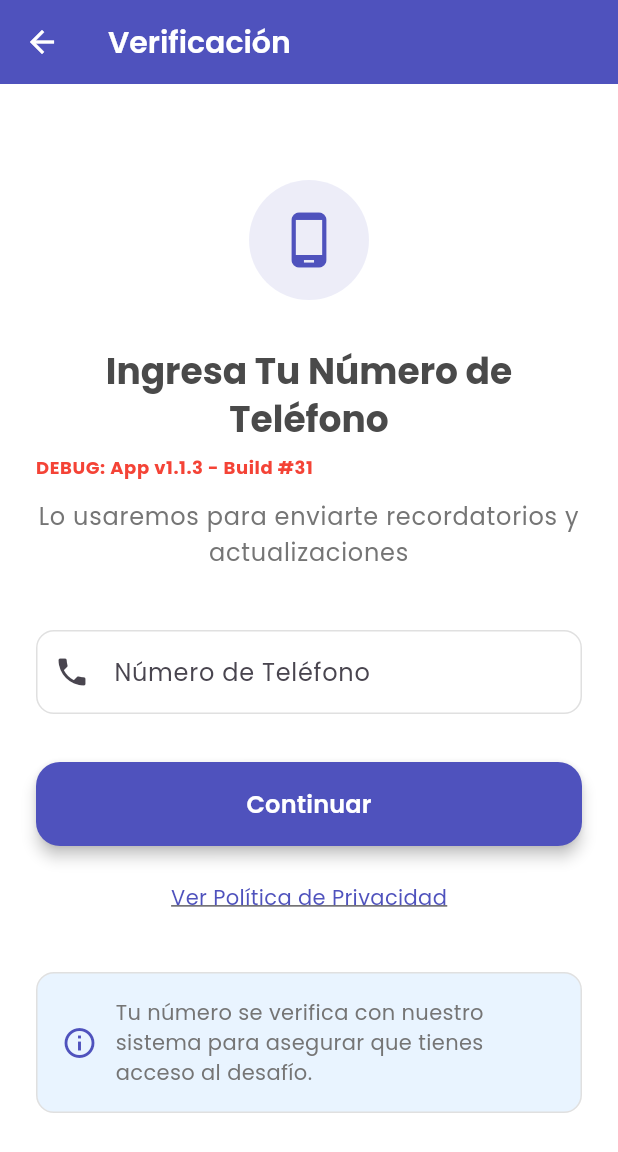
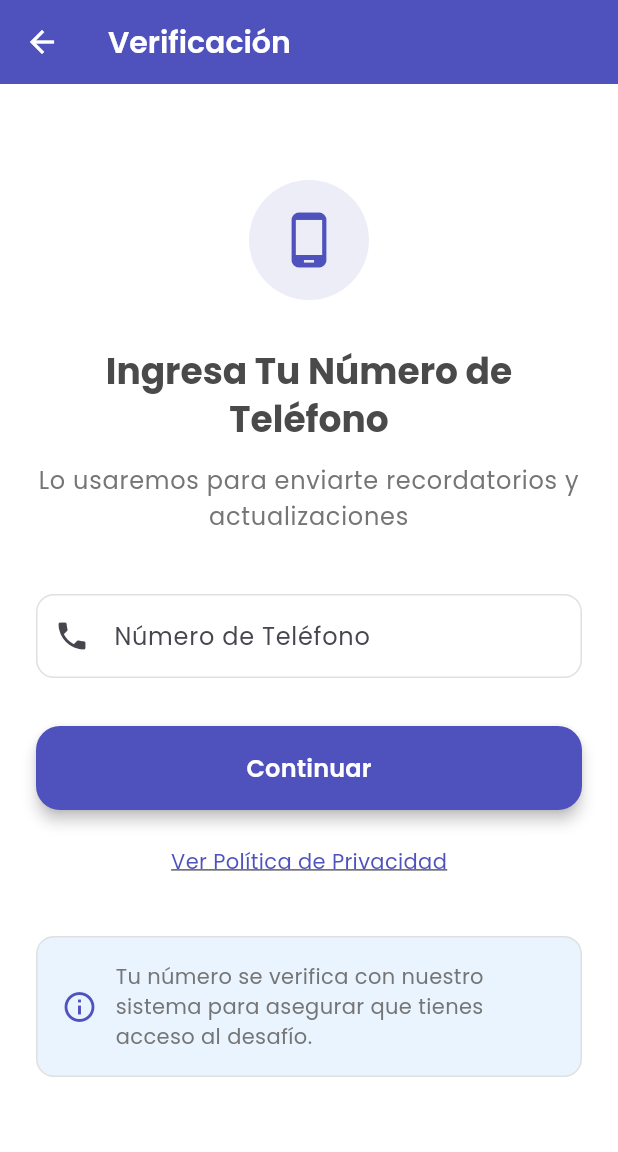
Before and after one commit to Mijaelbrand/yoga-challenge-flutter, a Flutter app: the PhoneEntryScreen screen opened directly, on a phone screen of 412 x 824 dp. Shown: the top 1152 px of the screen. Run offline on Flutter 3.47's test engine with Material 3 defaults, Android fonts, the phone set to English and light mode, and no system bars; our stand-ins replace dio, flutter_local_notifications, google_fonts, permission_handler, shared_preferences, timezone and 1 more; accounts and stored records are empty; generated files the repository leaves out were written again; statements that could not run were skipped.

Commit message:
v1.1.4: Fix JSON parsing to match server response format
- Update PhoneVerificationResult model to match actual server fields
- Handle server fields: registered, days_remaining, phone, name, etc.
- Add proper date parsing for access_expires field
- Remove debug version indicator from UI
- Fixed type casting error that was preventing successful auth

🤖 Generated with [Claude Code](https://claude.ai/code)

Co-Authored-By: Claude <noreply@anthropic.com>

```diff
--- a/lib/models/yoga_message.dart
+++ b/lib/models/yoga_message.dart
@@ -66,24 +66,89 @@ class YogaMessage {
 
 @JsonSerializable()
 class PhoneVerificationResult {
-  final bool isRegistered;
-  final bool isAccessExpired;
-  final DateTime? registrationDate;
-  final int daysSinceRegistration;
-  final int remainingDays;
+  final bool registered;
+  final bool? isAccessExpired;  // Make optional since server doesn't always provide
+  final String? registrationDate;  // Server sends as string
+  final int? daysSinceRegistration;  // Make optional
+  final int daysRemaining;  // Match server field name
+  final String? phone;
+  final String? name;
+  final String? email;
+  final String? source;
+  final String? language;
   final String? error;
 
   PhoneVerificationResult({
-    required this.isRegistered,
-    required this.isAccessExpired,
+    required this.registered,
+    this.isAccessExpired,
     this.registrationDate,
-    required this.daysSinceRegistration,
-    required this.remainingDays,
+    this.daysSinceRegistration,
+    required this.daysRemaining,
+    this.phone,
+    this.name,
+    this.email,
+    this.source,
+    this.language,
     this.error,
   });
 
-  factory PhoneVerificationResult.fromJson(Map<String, dynamic> json) => _$PhoneVerificationResultFromJson(json);
-  Map<String, dynamic> toJson() => _$PhoneVerificationResultToJson(this);
+  // Custom fromJson to handle server response format
+  factory PhoneVerificationResult.fromJson(Map<String, dynamic> json) {
+    return PhoneVerificationResult(
+      registered: json['registered'] ?? false,
+      isAccessExpired: json['access_expires'] != null ? _isAccessExpired(json['access_expires']) : null,
+      registrationDate: json['registration_date'],
+      daysSinceRegistration: json['days_since_registration'],
+      daysRemaining: json['days_remaining'] ?? 0,
+      phone: json['phone']?.toString(),
+      name: json['name'],
+      email: json['email'],
+      source: json['source'],
+      language: json['language'],
+      error: json['error'],
+    );
+  }
+
+  // Helper to determine if access is expired
+  static bool _isAccessExpired(String? accessExpires) {
+    if (accessExpires == null) return true;
+    try {
+      // Parse date and check if it's in the past
+      // Server format appears to be MM/dd/yyyy
+      final parts = accessExpires.split('/');
+      if (parts.length == 3) {
+        final month = int.parse(parts[0]);
+        final day = int.parse(parts[1]);
+        final year = int.parse(parts[2]);
+        final expireDate = DateTime(year, month, day);
+        return DateTime.now().isAfter(expireDate);
+      }
+    } catch (e) {
+      // If parsing fails, assume expired
+      return true;
+    }
+    return true;
+  }
+
+  Map<String, dynamic> toJson() {
+    return {
+      'registered': registered,
+      'is_access_expired': isAccessExpired,
+      'registration_date': registrationDate,
+      'days_since_registration': daysSinceRegistration,
+      'days_remaining': daysRemaining,
+      'phone': phone,
+      'name': name,
+      'email': email,
+      'source': source,
+      'language': language,
+      'error': error,
+    };
+  }
+
+  // Convenience getters for backward compatibility
+  bool get isRegistered => registered;
+  int get remainingDays => daysRemaining;
 }
 
 @JsonSerializable()
--- a/lib/providers/auth_provider.dart
+++ b/lib/providers/auth_provider.dart
@@ -117,7 +117,8 @@ class AuthProvider extends ChangeNotifier {
       if (response.statusCode == 200) {
         final data = response.data is String ? jsonDecode(response.data) : response.data;
         _verificationResult = PhoneVerificationResult.fromJson(data);
-        debugPrint('✅ Parsed result: isRegistered=${_verificationResult!.isRegistered}');
+        debugPrint('✅ Parsed result: registered=${_verificationResult!.registered}, days_remaining=${_verificationResult!.daysRemaining}');
+        debugPrint('✅ User: ${_verificationResult!.name}, Phone: ${_verificationResult!.phone}');
         return _verificationResult!;
       } else {
         throw Exception('HTTP ${response.statusCode}: ${response.data}');
--- a/lib/screens/phone_entry_screen.dart
+++ b/lib/screens/phone_entry_screen.dart
@@ -68,18 +68,6 @@ class _PhoneEntryScreenState extends State<PhoneEntryScreen> {
                   style: Theme.of(context).textTheme.headlineSmall?.copyWith(
                     fontWeight: FontWeight.bold,
                     color: AppColors.textPrimary,
-                  ),
-                  textAlign: TextAlign.center,
-                ),
-
-                const SizedBox(height: 8),
-
-                // Version indicator for debugging
-                Text(
-                  'DEBUG: App v1.1.3 - Build #31',
-                  style: Theme.of(context).textTheme.bodySmall?.copyWith(
-                    color: Colors.red,
-                    fontWeight: FontWeight.bold,
                   ),
                   textAlign: TextAlign.center,
                 ),
--- a/pubspec.yaml
+++ b/pubspec.yaml
@@ -3,7 +3,7 @@ description: A Flutter version of the Yoga Challenge app with ManyChat integrati
 
 publish_to: 'none'
 
-version: 1.1.3
+version: 1.1.4
 
 environment:
   sdk: '>=3.0.0 <4.0.0'
```
